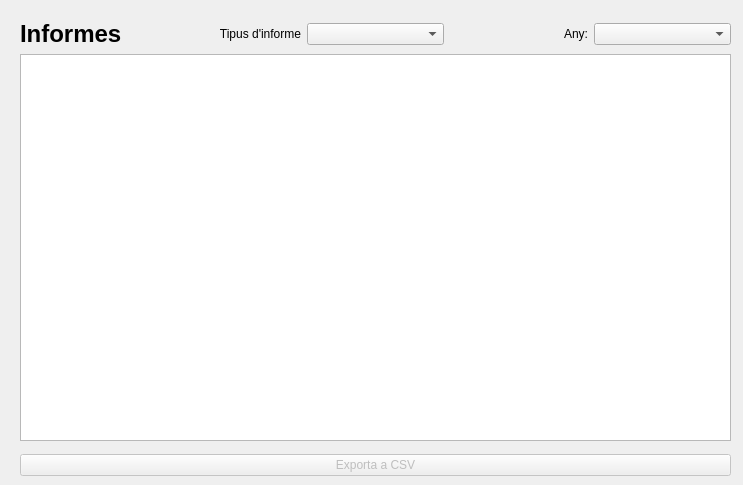
Above: src/ui/reports.ui from lockedofh/GestionS before the change. Below: the same form after it.
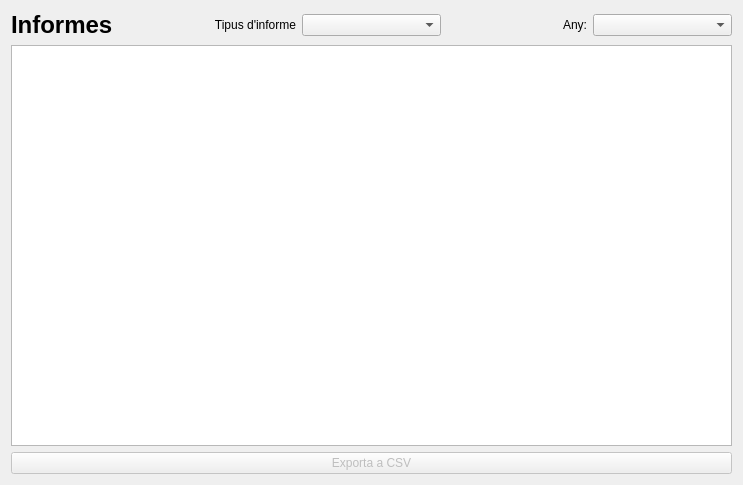
That is the form after the change.

The edit to the form file:
```diff
--- a/src/ui/reports.ui
+++ b/src/ui/reports.ui
@@ -13,15 +13,8 @@
   <property name="windowTitle">
    <string>Form</string>
   </property>
-  <widget class="QWidget" name="verticalLayoutWidget">
-   <property name="geometry">
-    <rect>
-     <x>20</x>
-     <y>20</y>
-     <width>711</width>
-     <height>421</height>
-    </rect>
-   </property>
+  <layout class="QVBoxLayout" name="verticalLayout_2">
+   <item>
    <layout class="QVBoxLayout" name="verticalLayout">
     <item>
      <layout class="QHBoxLayout" name="horizontalLayout_2">
@@ -74,16 +67,8 @@
      </widget>
     </item>
    </layout>
-  </widget>
-  <widget class="QWidget" name="horizontalLayoutWidget">
-   <property name="geometry">
-    <rect>
-     <x>20</x>
-     <y>450</y>
-     <width>711</width>
-     <height>31</height>
-    </rect>
-   </property>
+   </item>
+   <item>
    <layout class="QHBoxLayout" name="horizontalLayout">
     <item>
      <widget class="QPushButton" name="buttonAdd">
@@ -102,7 +87,8 @@
      </widget>
     </item>
    </layout>
-  </widget>
+   </item>
+  </layout>
  </widget>
  <resources/>
  <connections/>
```
Left out of the diff: 6 changed lines with no effect on the pictures. Lines whose indentation alone changed are shown as unchanged.
